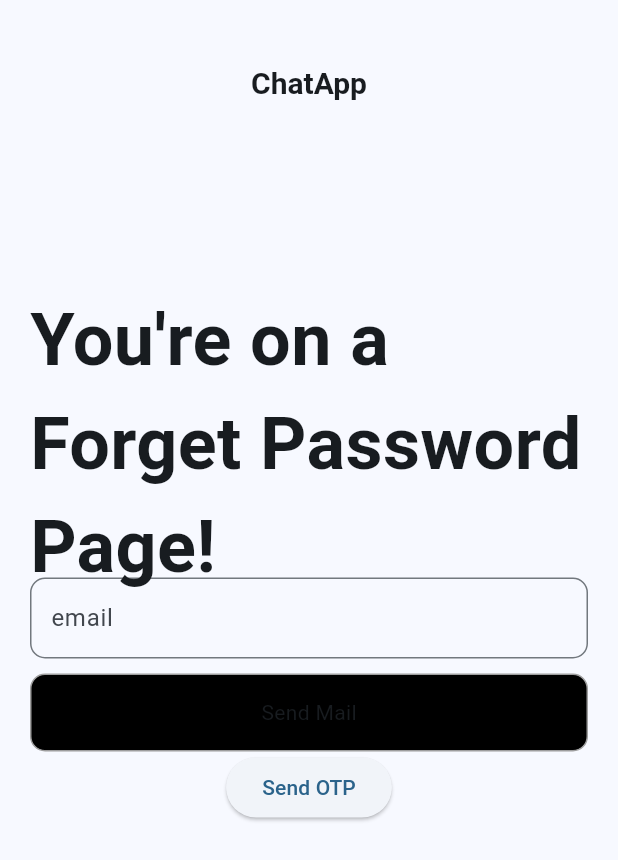
After one commit to MuaviaAsghar/Muavia-Asghar-Chat-App, a Flutter app: the screen it shows after launch, after a tap on "Forget Password", after a tap on "Send Mail", on a phone screen of 412 x 824 dp. The commit adds this screen. Shown: the top 860 px of the screen. Run offline on Flutter 3.47's test engine with Material 3 defaults, Android fonts, the phone set to English and light mode, and no system bars; drawn by our look-alikes of animated_text_kit; our stand-ins replace adaptive_theme, cloud_firestore, firebase_auth, firebase_core, gap, shared_preferences; missing offline and left inert: email_otp; accounts and stored records are empty.

Commit message:
Nikal Chauray

```diff
--- /dev/null
+++ b/lib/ForgetPass/forget_pass_model.dart
@@ -0,0 +1,107 @@
+import 'dart:developer';
+
+import 'package:email_otp/email_otp.dart';
+import 'package:flutter/material.dart';
+
+import '../authentication/auth.dart';
+
+class ForgetPassModel {
+  final TextEditingController email = TextEditingController();
+  final TextEditingController password = TextEditingController();
+  final TextEditingController confirmPassword = TextEditingController();
+  final TextEditingController code = TextEditingController();
+  final GlobalKey<ScaffoldMessengerState> scaffoldMessengerKey =
+      GlobalKey<ScaffoldMessengerState>();
+  final EmailOTP myAuth = EmailOTP();
+  final FocusNode emailFocus = FocusNode();
+  final FocusNode passwordFocus = FocusNode();
+  final FocusNode confirmPasswordFocus = FocusNode();
+  final FocusNode codeFocus = FocusNode();
+  final AuthService _auth = AuthService();
+  bool isKeyboardVisible = false;
+  bool isOtpSent = false;
+
+  Future<void> forgetPass(BuildContext context) async {
+    try {
+      String emailText = email.text.trim();
+
+      if (!_validateEmail(emailText)) {
+        _showError(context, "Invalid email address.");
+        return;
+      }
+
+      // Check if the email already exists in Firestore
+      bool emailExists = await _auth.isEmailInUse(emailText);
+      if (!emailExists) {
+        _showError(context, "Email not found.");
+        return;
+      }
+
+      myAuth.setConfig(
+        appEmail: "newgamer445@gmail.com",
+        appName: "ChatApp",
+        userEmail: emailText,
+        otpLength: 6,
+        otpType: OTPType.digitsOnly,
+      );
+
+      bool otpSent = await myAuth.sendOTP();
+      if (otpSent) {
+        log("OTP sent to $emailText");
+        isOtpSent = true;
+      } else {
+        _showError(context, "Failed to send OTP.");
+        log("Failed to send OTP to $emailText");
+      }
+    } catch (e) {
+      _showError(context, "Failed to send OTP: ${e.toString()}");
+      log("Error during Sending OTP: $e");
+    }
+  }
+
+  Future<void> resetPassword(BuildContext context) async {
+    try {
+      String otpCode = code.text.trim();
+      String newPassword = password.text.trim();
+      String confirmNewPassword = confirmPassword.text.trim();
+
+      if (newPassword != confirmNewPassword) {
+        _showError(context, "Passwords do not match.");
+        return;
+      }
+
+      if (newPassword.isEmpty || otpCode.isEmpty) {
+        _showError(context, "OTP and new password fields cannot be empty.");
+        return;
+      }
+
+      bool isOtpValid = await myAuth.verifyOTP(otp: otpCode);
+      if (isOtpValid) {
+        log("OTP is valid, resetting password.");
+        await _auth.resetPassword(email.text.trim(), newPassword);
+        log("Password reset successfully.");
+        _showError(context, "Password reset successfully.", Colors.green);
+      } else {
+        _showError(context, "Invalid OTP.");
+        log("Invalid OTP");
+      }
+    } catch (e) {
+      _showError(context, "Failed to reset password: ${e.toString()}");
+      log("Error resetting password: ${e.toString()}");
+    }
+  }
+
+  bool _validateEmail(String email) {
+    return email.contains('@');
+  }
+
+  void _showError(BuildContext context, String message,
+      [Color color = Colors.red]) {
+    scaffoldMessengerKey.currentState?.showSnackBar(
+      SnackBar(
+        content: Text(message),
+        backgroundColor: color,
+      ),
+    );
+  }
+}
--- /dev/null
+++ b/lib/ForgetPass/forget_pass_view.dart
@@ -0,0 +1,213 @@
+import 'package:animated_text_kit/animated_text_kit.dart';
+import 'package:flutter/material.dart';
+import 'package:gap/gap.dart';
+import 'package:say_anything_to_muavia/ForgetPass/forget_pass_model.dart';
+import 'package:say_anything_to_muavia/widgets/text_fields.dart';
+
+class ForgetPassView extends StatefulWidget {
+  const ForgetPassView({super.key});
+
+  @override
+  State<ForgetPassView> createState() => _ForgetPassViewState();
+}
+
+class _ForgetPassViewState extends State<ForgetPassView>
+    with WidgetsBindingObserver {
+  late ForgetPassModel model;
+
+  @override
+  void initState() {
+    super.initState();
+    model = ForgetPassModel();
+    model.emailFocus.addListener(_updateKeyboardVisibility);
+    model.passwordFocus.addListener(_updateKeyboardVisibility);
+    model.confirmPasswordFocus.addListener(_updateKeyboardVisibility);
+    model.codeFocus.addListener(_updateKeyboardVisibility);
+    WidgetsBinding.instance.addObserver(this);
+  }
+
+  @override
+  void dispose() {
+    model.emailFocus.removeListener(_updateKeyboardVisibility);
+    model.passwordFocus.removeListener(_updateKeyboardVisibility);
+    model.confirmPasswordFocus.removeListener(_updateKeyboardVisibility);
+    model.codeFocus.removeListener(_updateKeyboardVisibility);
+    model.emailFocus.dispose();
+    model.passwordFocus.dispose();
+    model.confirmPasswordFocus.dispose();
+    model.codeFocus.dispose();
+    WidgetsBinding.instance.removeObserver(this);
+    super.dispose();
+  }
+
+  void _updateKeyboardVisibility() {
+    setState(() {
+      model.isKeyboardVisible = model.emailFocus.hasFocus ||
+          model.passwordFocus.hasFocus ||
+          model.confirmPasswordFocus.hasFocus ||
+          model.codeFocus.hasFocus;
+    });
+  }
+
+  @override
+  void didChangeMetrics() {
+    final bottomInset = WidgetsBinding.instance.window.viewInsets.bottom;
+    setState(() {
+      model.isKeyboardVisible = bottomInset > 0;
+    });
+  }
+
+  @override
+  Widget build(BuildContext context) {
+    return SafeArea(
+      child: Scaffold(
+        key: model.scaffoldMessengerKey,
+        appBar: AppBar(
+          title: const Text(
+            "ChatApp",
+            style: TextStyle(fontSize: 20, fontWeight: FontWeight.bold),
+          ),
+          centerTitle: true,
+          toolbarHeight: 110,
+        ),
+        body: Stack(
+          children: [
+            Align(
+              alignment: Alignment.center,
+              child: Padding(
+                padding: const EdgeInsets.symmetric(horizontal: 20),
+                child: Column(
+                  mainAxisSize: MainAxisSize.min,
+                  children: [
+                    CustomTextField(
+                        type: 'email',
+                        hint: "Enter Your Email",
+                        label: 'email',
+                        focusNode: model.emailFocus),
+                    const Gap(10),
+                    if (model.isOtpSent) ...[
+                      CustomTextField(
+                          type: 'code',
+                          hint: "Enter OTP",
+                          label: 'OTP',
+                          focusNode: model.codeFocus,
+                          controller: model.code),
+                      const Gap(10),
+                      CustomTextField(
+                          type: 'password',
+                          hint: "Enter New Password",
+                          label: 'New Password',
+                          focusNode: model.passwordFocus,
+                          controller: model.password),
+                      const Gap(10),
+                      CustomTextField(
+                          type: 'password',
+                          hint: "Confirm New Password",
+                          label: 'Confirm New Password',
+                          focusNode: model.confirmPasswordFocus,
+                          controller: model.confirmPassword),
+                      const Gap(10),
+                      GestureDetector(
+                        onTap: () {
+                          model.resetPassword(context);
+                          setState(() {});
+                        },
+                        child: Container(
+                          decoration: BoxDecoration(
+                            borderRadius: BorderRadius.circular(10),
+                            border: Border.all(color: Colors.grey, width: 1),
+                            color: Colors.black,
+                          ),
+                          child: const Center(
+                            child: Padding(
+                              padding: EdgeInsets.symmetric(
+                                  vertical: 15, horizontal: 10),
+                              child: Text("Reset Password"),
+                            ),
+                          ),
+                        ),
+                      ),
+                    ] else
+                      GestureDetector(
+                        onTap: () {
+                          model.forgetPass(context);
+                          setState(() {});
+                        },
+                        child: Container(
+                          decoration: BoxDecoration(
+                            borderRadius: BorderRadius.circular(10),
+                            border: Border.all(color: Colors.grey, width: 1),
+                            color: Colors.black,
+                          ),
+                          child: const Center(
+                            child: Padding(
+                              padding: EdgeInsets.symmetric(
+                                  vertical: 15, horizontal: 10),
+                              child: Text("Send Mail"),
+                            ),
+                          ),
+                        ),
+                      ),
+                    // if (model.isOtpSent) ...[
+                    //   CustomTextField(
+                    //     label: "otp",
+                    //     type: 'otp',
+                    //     controller: model.code,
+                    //     focusNode: model.codeFocus,
+                    //     hint: 'OTP Code',
+                    //   ),
+                    //   const Gap(30),
+                    //   CustomTextField(
+                    //     hint: "New Password",
+                    //     label: 'new password',
+                    //     type: 'password',
+                    //     controller: model.password,
+                    //     focusNode: model.passwordFocus,
+                    //   ),
+                    //   const Gap(30),
+                    //   CustomTextField(
+                    //     hint: "Confirm New Password",
+                    //     type: 'password',
+                    //     label: 'confirm new password',
+                    //     controller: model.confirmPassword,
+                    //     focusNode: model.confirmPasswordFocus,
+                    //   ),
+                    //   const Gap(30),
+                    // ],
+                    ElevatedButton(
+                      onPressed: model.isOtpSent
+                          ? () => model.resetPassword(context)
+                          : () => model.forgetPass(context),
+                      child:
+                          Text(model.isOtpSent ? 'Reset Password' : 'Send OTP'),
+                    ),
+                  ],
+                ),
+              ),
+            ),
+            if (!model.isKeyboardVisible)
+              Positioned(
+                top: MediaQuery.of(context).size.height * 0.10,
+                left: 20,
+                right: 20,
+                child: AnimatedTextKit(
+                  repeatForever: true,
+                  animatedTexts: [
+                    TyperAnimatedText(
+                      "You're on a Forget Password Page!",
+                      speed: const Duration(milliseconds: 200),
+                      curve: Curves.easeInOutBack,
+                      textStyle: const TextStyle(
+                        fontSize: 48,
+                        fontWeight: FontWeight.bold,
+                      ),
+                    ),
+                  ],
+                ),
+              ),
+          ],
+        ),
+      ),
+    );
+  }
+}
--- a/lib/Login/login_screen_view.dart
+++ b/lib/Login/login_screen_view.dart
@@ -1,6 +1,7 @@
 import 'package:animated_text_kit/animated_text_kit.dart';
 import 'package:flutter/material.dart';
 import 'package:gap/gap.dart';
+import 'package:say_anything_to_muavia/ForgetPass/forget_pass_view.dart';
 import 'package:say_anything_to_muavia/Home/home_screen_view.dart';
 import 'package:say_anything_to_muavia/Signup/signup_screen_view.dart';
 
@@ -72,6 +73,16 @@ class _LoginScreenViewState extends State<LoginScreenView>
     );
   }
 
+  void navigateToForgotPage() {
+    Navigator.pushAndRemoveUntil(
+      context,
+      MaterialPageRoute<void>(
+        builder: (BuildContext context) => const ForgetPassView(),
+      ),
+      (Route<dynamic> route) => false,
+    );
+  }
+
   Future<void> navigateToSignupPage() {
     return Navigator.push(
       context,
@@ -119,6 +130,9 @@ class _LoginScreenViewState extends State<LoginScreenView>
                     ),
                     const Gap(10),
                     Row(
+                      mainAxisAlignment: MainAxisAlignment.spaceBetween,
+                      children: [
+                        Row(
                           mainAxisAlignment: MainAxisAlignment.start,
                           children: [
                             Checkbox(
@@ -130,6 +144,22 @@ class _LoginScreenViewState extends State<LoginScreenView>
                               },
                             ),
                             const Text("Remember Me"),
+                          ],
+                        ),
+                        InkWell(
+                          child: TextButton(
+                            onPressed: () {
+                              navigateToForgotPage();
+                            },
+                            child: const Text(
+                              ' Forget Password',
+                              style: TextStyle(
+                                decoration: TextDecoration.underline,
+                                color: Colors.blue,
+                              ),
+                            ),
+                          ),
+                        ),
                       ],
                     ),
                     const Gap(10),
--- a/lib/otp_screen.dart/otp_screen_model.dart
+++ b/lib/otp_screen.dart/otp_screen_model.dart
@@ -14,7 +14,7 @@ class OtpScreenModel {
   final FocusNode otpFocus = FocusNode();
   final AuthService _auth = AuthService();
   bool isKeyboardVisible = false;
-
+  late String email;
   Future<void> navigateToLoginPage(BuildContext context) {
     return Navigator.pushAndRemoveUntil(
       context,
@@ -36,13 +36,6 @@ class OtpScreenModel {
 
   Future<void> sendOtp(String email) async {
     try {
-      myAuth.setConfig(
-        appEmail: "newgamer445@gmail.com",
-        appName: "Free Chat",
-        userEmail: email,
-        otpLength: 6,
-        otpType: OTPType.digitsOnly,
-      );
       bool isOtpSent = await myAuth.sendOTP();
       if (isOtpSent) {
         log("OTP sent to $email");
--- a/lib/widgets/text_fields.dart
+++ b/lib/widgets/text_fields.dart
@@ -1,14 +1,15 @@
 import 'package:flutter/material.dart';
 
 class CustomTextField extends StatefulWidget {
-  const CustomTextField(
-      {super.key,
-      required this.type,
-      required this.hint,
-      required this.label,
-      this.controller,
-      this.isPassword = false,
-      required FocusNode focusNode});
+  const CustomTextField({
+    super.key,
+    required this.type,
+    required this.hint,
+    required this.label,
+    this.controller,
+    this.isPassword = false,
+    required FocusNode focusNode,
+  });
 
   final String hint;
   final String label;
--- a/pubspec.yaml
+++ b/pubspec.yaml
@@ -43,6 +43,7 @@ dependencies:
   animated_text_kit: ^4.2.2
   email_otp: ^2.1.2
   cloud_firestore: ^5.0.1
+  flutter_chat_ui: ^1.6.14
 dev_dependencies:
   flutter_test:
     sdk: flutter
```
Also changed, not shown: lib/Signup/signup_screen_model.dart (+14 -5 lines), lib/Signup/signup_screen_view.dart (+9 -1 lines), lib/authentication/auth.dart (+41 -23 lines), lib/otp_screen.dart/otp_screen_view.dart (+9 -0 lines), pubspec.lock, 5 other files. Lines whose indentation alone changed are shown as unchanged.
